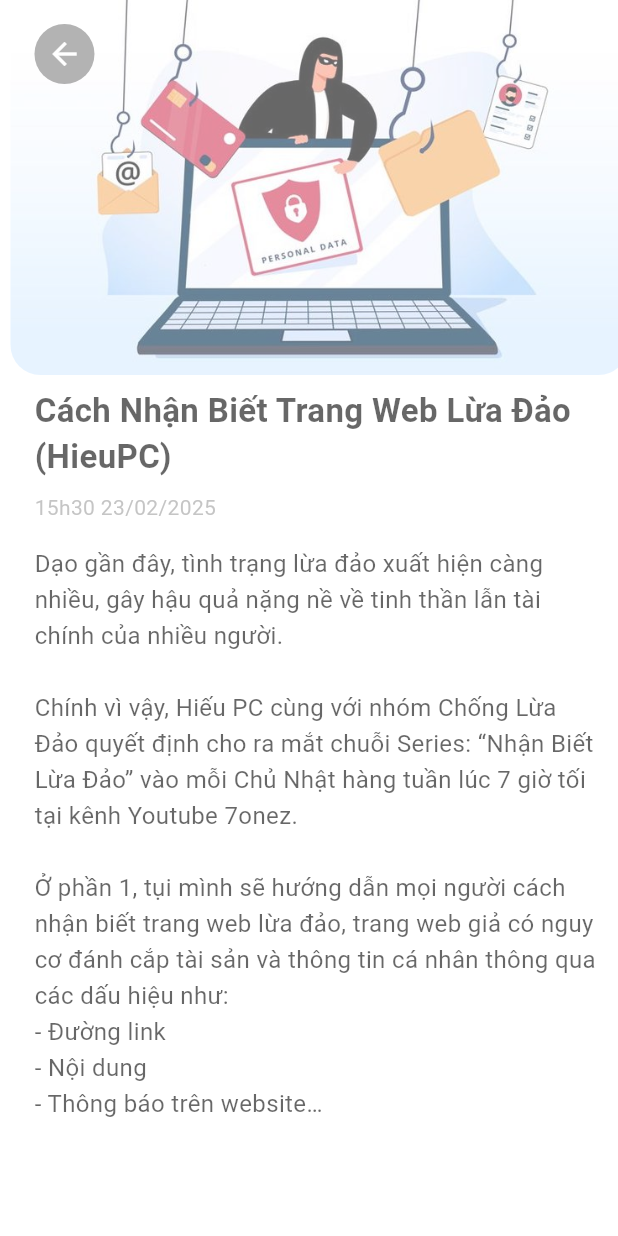
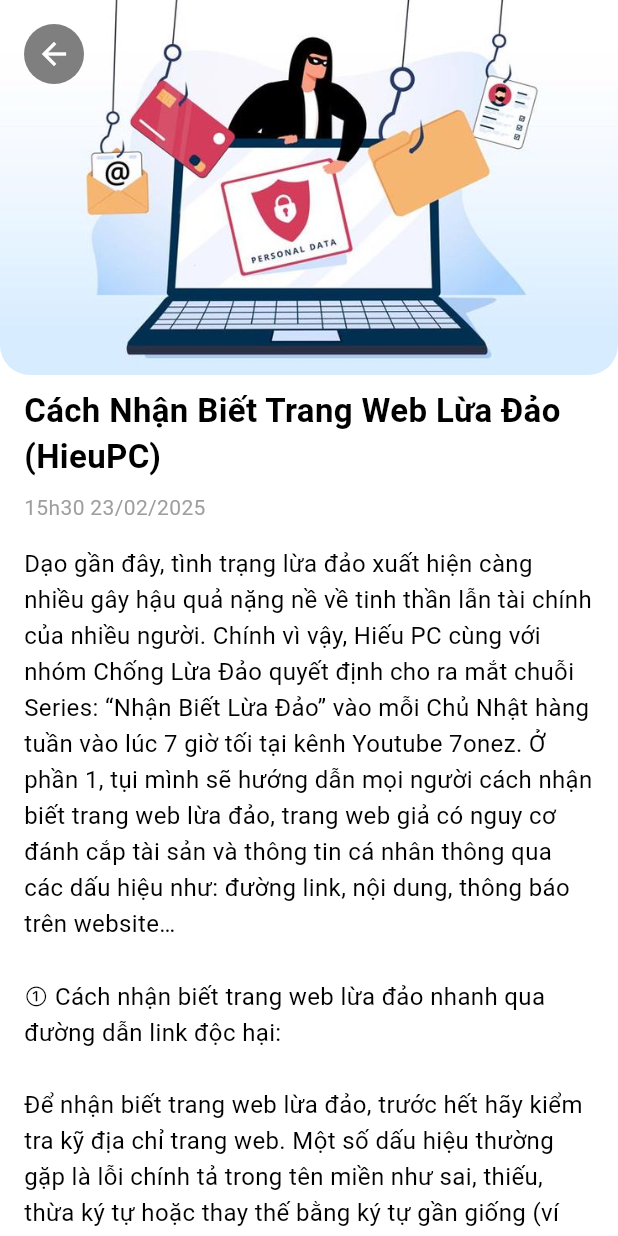
Before and after one commit to Bentanik/exe02_fe_mobile, a Flutter app: the BlogsAwareness screen opened directly, after a tap on "Cách Nhận Biết Trang Web Lừa Đảo (HieuPC", on a phone screen of 412 x 824 dp. Run offline on Flutter 3.47's test engine with Material 3 defaults, Android fonts, the light colour scheme and no system bars; our stand-ins replace dio, expandable, firebase_auth, firebase_core, flutter_gemini, flutter_secure_storage and 5 more; missing offline and left inert: firebase_app_check; accounts and stored records are empty; network calls fail.

Commit message:
fix blog ui

```diff
--- a/lib/common/helpers/routes.dart
+++ b/lib/common/helpers/routes.dart
@@ -3,8 +3,7 @@
 
 class Routes {
   static Future<void> navigateToPage(BuildContext context, Widget page) async {
-    await Future.delayed(const Duration(seconds: 1));
-    Navigator.push(
+    await Navigator.push(
       context,
       MaterialPageRoute(builder: (context) => page),
     );
--- a/lib/presentation/intro/pages/authen/login/login.dart
+++ b/lib/presentation/intro/pages/authen/login/login.dart
@@ -4,12 +4,8 @@
 import 'package:exe02_fe_mobile/common/widget/input_field.dart';
 import 'package:exe02_fe_mobile/core/configs/assets/app_images.dart';
 import 'package:exe02_fe_mobile/presentation/intro/pages/authen/forgot_password/forgot_password.dart';
-import 'package:exe02_fe_mobile/presentation/intro/pages/authen/login/login_hook.dart';
 import 'package:exe02_fe_mobile/presentation/intro/pages/authen/register/register.dart';
-import 'package:exe02_fe_mobile/presentation/intro/pages/home.dart';
-import 'package:firebase_auth/firebase_auth.dart';
 import 'package:flutter/material.dart';
-import 'package:flutter_secure_storage/flutter_secure_storage.dart';
 import 'package:font_awesome_flutter/font_awesome_flutter.dart';
 
 class Login extends StatefulWidget {
@@ -136,7 +132,7 @@
                         TextButton(
                           onPressed: () => Routes.navigateToPage(context, Register()),
                           child: const Text(
-                            'Đăng kí ngay.',
+                            'Đăng ký ngay.',
                             style: TextStyle(
                               color: Color(0xFF6BB7CD),
                             ),
--- a/lib/presentation/intro/pages/authen/logout.dart
+++ b/lib/presentation/intro/pages/authen/logout.dart
@@ -7,28 +7,22 @@
   final _storage = const FlutterSecureStorage();
 
   Future<bool> logout() async {
-    print("vaologout");
     try {
       Response response = await api.api.post('/api/auth/v1/logout');
 
       if (response.statusCode == 200) {
-        print("Logout thành công");
         return true;
       } else {
-        print("Lỗi khi logout: ${response.statusCode}");
         return false;
       }
     } catch (e) {
-      print("Lỗi trong quá trình logout: $e");
       return false;
     } finally {
       String? token = await _storage.read(key: 'accessToken');
-      print("Before delete, token: $token");
 
       await _storage.deleteAll();
 
       String? tokenAfter = await _storage.read(key: 'accessToken');
-      print("After delete, token: $tokenAfter");
     }
   }
 }
--- a/lib/presentation/intro/pages/authen/register/register.dart
+++ b/lib/presentation/intro/pages/authen/register/register.dart
@@ -48,7 +48,7 @@
           },
         ),
         title: Text(
-          'Đăng kí',
+          'Đăng ký',
           style: TextStyle(
             fontWeight: FontWeight.bold,
           ),
@@ -63,7 +63,7 @@
             children: [
               const Center(
                 child: Text(
-                  "Cùng đăng kí nào!",
+                  "Cùng đăng ký nào!",
                   style: TextStyle(fontSize: 24, fontWeight: FontWeight.bold),
                 ),
               ),
--- a/lib/presentation/intro/pages/blogs_awareness.dart
+++ b/lib/presentation/intro/pages/blogs_awareness.dart
@@ -16,14 +16,17 @@
         'imageUrl': AppImages.blog1_bg,
         'createDate': '15h30 23/02/2025',
         'content': '''
-Dạo gần đây, tình trạng lừa đảo xuất hiện càng nhiều, gây hậu quả nặng nề về tinh thần lẫn tài chính của nhiều người.
+Dạo gần đây, tình trạng lừa đảo xuất hiện càng nhiều gây hậu quả nặng nề về tinh thần lẫn tài chính của nhiều người. Chính vì vậy, Hiếu PC cùng với nhóm Chống Lừa Đảo quyết định cho ra mắt chuỗi Series: “Nhận Biết Lừa Đảo” vào mỗi Chủ Nhật hàng tuần vào lúc 7 giờ tối tại kênh Youtube 7onez. Ở phần 1, tụi mình sẽ hướng dẫn mọi người cách nhận biết trang web lừa đảo, trang web giả có nguy cơ đánh cắp tài sản và thông tin cá nhân thông qua các dấu hiệu như: đường link, nội dung, thông báo trên website…
 
-Chính vì vậy, Hiếu PC cùng với nhóm Chống Lừa Đảo quyết định cho ra mắt chuỗi Series: “Nhận Biết Lừa Đảo” vào mỗi Chủ Nhật hàng tuần lúc 7 giờ tối tại kênh Youtube 7onez.
+① Cách nhận biết trang web lừa đảo nhanh qua đường dẫn link độc hại:
 
-Ở phần 1, tụi mình sẽ hướng dẫn mọi người cách nhận biết trang web lừa đảo, trang web giả có nguy cơ đánh cắp tài sản và thông tin cá nhân thông qua các dấu hiệu như:
-- Đường link
-- Nội dung
-- Thông báo trên website…
+Để nhận biết trang web lừa đảo, trước hết hãy kiểm tra kỹ địa chỉ trang web. Một số dấu hiệu thường gặp là lỗi chính tả trong tên miền như sai, thiếu, thừa ký tự hoặc thay thế bằng ký tự gần giống (ví dụ: shopeepv.com, fptshopvn.com), tên miền có tiền tố/hậu tố lạ hoặc sử dụng tên miền phụ bắt chước trang uy tín (shopee.sukientriankhachhang2021.com). Các tên miền sử dụng đuôi phổ biến như .com, .org, .gov, .edu thường đáng tin hơn, trong khi các đuôi ít phổ biến như .info, .asia, .vip, .tk, .xyz thường có độ tin cậy thấp. Ngoài ra, cần cảnh giác với tên miền mới đăng ký, tên miền có ký tự đặc biệt (ví dụ: fàcebook.com), các link rút gọn (bit.ly, cutt.ly, shorturl.at), hay các trường hợp tên miền phụ bị chiếm quyền (subdomain takeover). Một số trang còn cố tình tạo tên miền dài để đánh lừa người dùng hoặc sử dụng các nền tảng web miễn phí như Weebly, Google Sites, Wix để dựng trang giả mạo. Bên cạnh đó, kẻ xấu còn đầu tư fanpage (thậm chí có tích xanh), đổi tên gần giống thương hiệu nổi tiếng, rồi dùng tài khoản ảo để bình luận giả nhằm tăng độ tin cậy.
+
+② Cách nhận biết trang web lừa đảo qua giao diện trang web
+
+Mọi người hãy xem kỹ giao diện web. Cách nhận biết web lừa đảo này rất dễ nhận biết vì website thật thường giao diện rất chuyên nghiệp, tương thích cho cả điện thoại, laptop hay máy tính bảng. Hãy để ý các yếu tố như logo, hình nền và chắc chắn rằng chúng không phải là phiên bản nhái (sai khác về chi tiết, màu sắc) hay phiên bản lỗi thời (sử dụng hình ảnh phiên bản cũ). Một trang web sử dụng hình ảnh không đúng quy chuẩn thương hiệu chắc chắn là trang web không an toàn.
+
+
 '''
       },
       {
@@ -32,18 +35,22 @@
         'imageUrl': AppImages.scam2,
         'createDate': '15h33 23/02/2025',
         'content': '''
-18/03/2024
-
 Kính gửi Quý khách hàng,
 
-Hiện nay, chúng tôi đã ghi nhận một số trường hợp lừa đảo nhằm chiếm đoạt tài sản qua hình thức chuyển khoản vào số tài khoản VNSC có chủ tài khoản khác tên.
-
-Tất cả các hình thức này đều là giả mạo Công ty Cổ phần Chứng khoán Vina (VNSC).
+Hiện nay, chúng tôi đã ghi nhận một số trường hợp lừa đảo nhằm chiếm đoạt tài sản qua hình thức chuyển khoản vào số tài khoản VNSC có chủ tài khoản khác tên. Tất cả các hình thức này đều là giả mạo Công ty Cổ phần Chứng khoán Vina (VNSC).
 
 Chúng tôi xin lưu ý tới Quý khách hàng một vài điểm như sau:
-- VNSC không uỷ quyền cho bất kỳ cá nhân hay đơn vị nào đại diện cho VNSC.
-- Chỉ có một cách thức chuyển tiền duy nhất trên tài khoản chứng khoán VNSC của mỗi khách hàng.
-- Khách hàng chỉ chuyển khoản vào số tài khoản có tên “VNSC – [Tên khách hàng]”. Tuyệt đối không chuyển vào tài khoản VNSC nào khác.
+• VNSC không uỷ quyền cho bất kỳ cá nhân hay đơn vị nào đại diện cho VNSC.
+• Chỉ có 1 cách thức chuyển tiền duy nhất trên tài khoản chứng khoán VNSC của mỗi khách hàng, Quý khách hàng vui lòng chỉ thực hiện theo đúng hướng dẫn chuyển tiền được ghi trên chính tài khoản cá nhân của mình.
+Ví dụ: Khách hàng Nguyễn Văn A sẽ chỉ chuyển khoản vào số tài khoản có tên “VNSC – Nguyễn Văn A”. Ngoài ra, tuyệt đối không chuyển khoản vào số tài khoản VNSC nào khác.
+
+Ngoài ra, tất cả thông tin về sản phẩm, chương trình khuyến mãi, chúng tôi đều cập nhật trên các kênh truyền thông chính thức:
+• Trang website thông tin chính thức và duy nhất của VNSC: https://www.vnsc.vn/
+• Trang web trading chính thức và duy nhất: https://invest.vnsc.vn/
+• Trang fanpage chính thức: https://www.facebook.com/vnscbyfinhay
+• Group cộng đồng VNSC by Finhay với hơn 200k thành viên: https://www.facebook.com/groups/238021257145972
+
+❗Nếu có bất kỳ thông tin nào cần giải đáp, Quý khách hàng vui lòng gọi ngay tới hotline 024 7777 8996 để được hỗ trợ kịp thời.
 '''
       },
       {
@@ -52,25 +59,25 @@
         'imageUrl': AppImages.scam3,
         'createDate': '15h35 23/02/2025',
         'content': '''
-1️⃣ **Bảo vệ thông tin cá nhân:** Không công khai thông tin cá nhân như ngày sinh, số CMND, số tài khoản ngân hàng trên mạng xã hội để tránh bị khai thác.
+① Bảo vệ thông tin cá nhân: Không công khai thông tin cá nhân như ngày sinh, số CMND, số tài khoản ngân hàng trên mạng xã hội để tránh bị khai thác.
 
-2️⃣ **Kiểm tra và cập nhật bảo mật:** Luôn cập nhật tính năng bảo mật trên tài khoản ngân hàng, mạng xã hội. Không chia sẻ thông tin đăng nhập, OTP.
+② Kiểm tra và cập nhật bảo mật: Luôn cập nhật tính năng bảo mật trên tài khoản ngân hàng, mạng xã hội. Không chia sẻ thông tin đăng nhập, OTP.
 
-3️⃣ **Xác minh tin nhắn vay tiền:** Nếu nhận tin nhắn vay tiền qua mạng xã hội, hãy gọi điện xác minh trước khi chuyển tiền.
+③ Xác minh tin nhắn vay tiền: Nếu nhận tin nhắn vay tiền qua mạng xã hội, hãy gọi điện xác minh trước khi chuyển tiền.
 
-4️⃣ **Cẩn trọng khi kết bạn trên mạng:** Không kết bạn với người lạ hứa hẹn tặng tiền, tài sản lớn.
+④ Cẩn trọng khi kết bạn trên mạng: Không kết bạn với người lạ hứa hẹn tặng tiền, tài sản lớn.
 
-5️⃣ **Trình báo ngay khi nghi ngờ lừa đảo:** Nếu nhận cuộc gọi tự xưng công an hoặc cơ quan nhà nước đe dọa, hãy trình báo công an gần nhất.
+⑤ Trình báo ngay khi nghi ngờ lừa đảo: Nếu nhận cuộc gọi tự xưng công an hoặc cơ quan nhà nước đe dọa, hãy trình báo công an gần nhất.
 
-6️⃣ **Cẩn trọng khi thực hiện giao dịch:** Không truy cập các đường link lạ, không cung cấp OTP hoặc thông tin tài khoản ngân hàng.
+⑥ Cẩn trọng khi thực hiện giao dịch: Không truy cập các đường link lạ, không cung cấp OTP hoặc thông tin tài khoản ngân hàng.
 
-7️⃣ **Cảnh giác với lời mời kiếm tiền dễ dàng:** Không tin vào lời dụ dỗ làm việc nhẹ nhàng, kiếm tiền nhanh hoặc yêu cầu chuyển khoản trước.
+⑦ Cảnh giác với lời mời kiếm tiền dễ dàng: Không tin vào lời dụ dỗ làm việc nhẹ nhàng, kiếm tiền nhanh hoặc yêu cầu chuyển khoản trước.
 
-8️⃣ **Cẩn trọng khi cài đặt ứng dụng:** Không cài đặt ứng dụng không rõ nguồn gốc. Khi phát hiện SIM bị vô hiệu hóa, liên hệ nhà mạng ngay lập tức.
+⑧ Cẩn trọng khi cài đặt ứng dụng: Không cài đặt ứng dụng không rõ nguồn gốc. Khi phát hiện SIM bị vô hiệu hóa, liên hệ nhà mạng ngay lập tức.
 
-9️⃣ **Quản lý tài khoản ngân hàng:** Không mở, cho thuê hoặc bán tài khoản ngân hàng. Nếu phát hiện hành vi này, hãy báo công an.
+⑨ Quản lý tài khoản ngân hàng: Không mở, cho thuê hoặc bán tài khoản ngân hàng. Nếu phát hiện hành vi này, hãy báo công an.
 
-🔟 **Tránh truy cập website giả mạo:** Không truy cập vào các trang web không rõ ràng, giả mạo ngân hàng hoặc dịch vụ tài chính.
+⑩ Tránh truy cập website giả mạo: Không truy cập vào các trang web không rõ ràng, giả mạo ngân hàng hoặc dịch vụ tài chính.
 '''
       },
     ];
--- a/lib/presentation/intro/pages/categories.dart
+++ b/lib/presentation/intro/pages/categories.dart
@@ -23,10 +23,7 @@
         child: Column(
           crossAxisAlignment: CrossAxisAlignment.start,
           children: [
-            // Search Bar
-            SearchField(),
             const SizedBox(height: 10),
-
             Expanded(
               child: ListView(
                 children: [
```
Also changed, not shown: lib/common/widget/home_card.dart (+2 -12 lines), lib/common/widget/search_course_card.dart (+1 -10 lines), lib/presentation/intro/pages/authen/register/register_hook.dart (+10 -3 lines), lib/presentation/intro/pages/check_scam/web_verify.dart (+11 -1 lines), lib/presentation/intro/pages/home.dart (+5 -9 lines), 8 other files.
